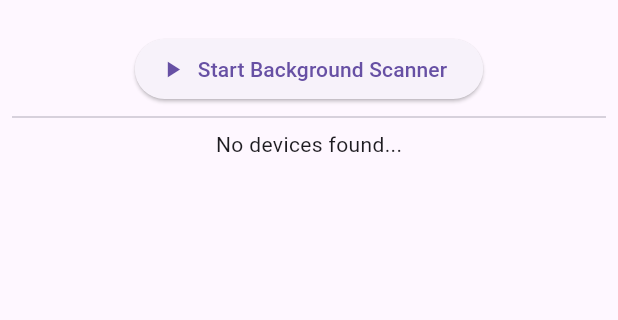
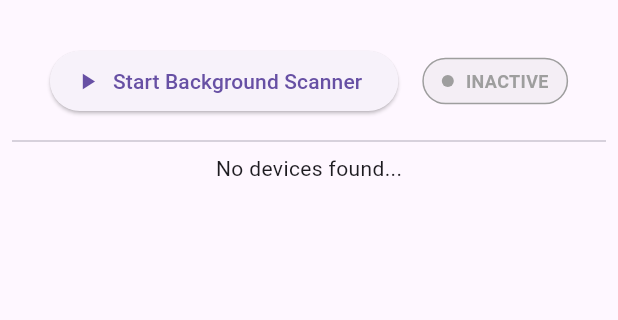
Before and after one commit to CreatorJohn/ble_test, a Flutter app: the DiscoveryScreen screen opened by its route, on a phone screen of 412 x 824 dp, the part 63-383 px from its top. Run offline on Flutter 3.47's test engine with Material 3 defaults, Android fonts, the phone set to English and light mode, and no system bars; our stand-ins replace device_info_plus, flutter_blue_plus, flutter_local_notifications, flutter_riverpod, go_router, isar_community and 2 more; missing offline and left inert: ble_peripheral, disable_battery_optimization, flutter_background_service; accounts and stored records are empty; generated files the repository leaves out were written again.

Commit message:
feat: add background service status indicator and scan progress to DiscoveryScreen

```diff
--- a/lib/providers/found_devices.dart
+++ b/lib/providers/found_devices.dart
@@ -16,6 +16,12 @@ Stream<bool> isScanning(Ref ref) {
 }
 
 @riverpod
+Stream<bool> isServiceRunning(Ref ref) {
+  final service = FlutterBackgroundService();
+  return Stream.periodic(const Duration(seconds: 1)).asyncMap((_) => service.isRunning());
+}
+
+@riverpod
 Stream<double> scanProgress(Ref ref) {
   final service = FlutterBackgroundService();
   return service.on('updateProgress').map((event) {
--- a/lib/screens/discovery.dart
+++ b/lib/screens/discovery.dart
@@ -2,15 +2,19 @@ import 'package:ble_test/background_service.dart';
 import 'package:ble_test/components/scaffold_wrapper.dart';
 import 'package:ble_test/components/system_health_card.dart';
 import 'package:ble_test/data/found_device.dart';
-import 'package:ble_test/data/isar_service.dart';
+import 'package:ble_test/providers/found_devices.dart';
 import 'package:ble_test/router.dart';
 import 'package:flutter/material.dart';
+import 'package:flutter_riverpod/flutter_riverpod.dart';
 
-class DiscoveryScreen extends StatelessWidget {
+class DiscoveryScreen extends ConsumerWidget {
   const DiscoveryScreen({super.key});
 
   @override
-  Widget build(BuildContext context) {
+  Widget build(BuildContext context, WidgetRef ref) {
+    final isRunning = ref.watch(isServiceRunningProvider).value ?? false;
+    final progress = ref.watch(scanProgressProvider).value ?? 0.0;
+
     return ScaffoldWrapper(
       screen: DiscoveryRoute().location,
       centered: true,
@@ -19,24 +23,43 @@ class DiscoveryScreen extends StatelessWidget {
       body: Column(
         children: [
           const SystemHealthCard(),
+          Padding(
+            padding: const EdgeInsets.symmetric(vertical: 8.0),
+            child: Row(
+              mainAxisAlignment: MainAxisAlignment.center,
+              children: [
                 ElevatedButton.icon(
-            onPressed: () async {
+                  onPressed: isRunning
+                      ? null
+                      : () async {
                           await initializeBackgroundService();
                         },
                   icon: const Icon(Icons.play_arrow),
                   label: const Text("Start Background Scanner"),
                 ),
+                const SizedBox(width: 16),
+                _StatusIndicator(isRunning: isRunning),
+              ],
+            ),
+          ),
+          if (isRunning)
+            Padding(
+              padding: const EdgeInsets.symmetric(horizontal: 32.0, vertical: 8.0),
+              child: Column(
+                children: [
+                  LinearProgressIndicator(value: progress),
+                  const SizedBox(height: 4),
+                  Text(
+                    progress > 0 ? "Scanning..." : "Waiting for next cycle...",
+                    style: Theme.of(context).textTheme.labelSmall,
+                  ),
+                ],
+              ),
+            ),
           const Divider(),
           Expanded(
-            child: StreamBuilder<List<FoundDevice>>(
-              stream: IsarService().watchFoundDevices(),
-              builder: (context, snapshot) {
-                if (!snapshot.hasData) {
-                  return const Center(child: CircularProgressIndicator());
-                }
-
-                final devices = snapshot.data!;
-
+            child: ref.watch(discoveredDevicesProvider).when(
+                  data: (devices) {
                     if (devices.isEmpty) return const Text("No devices found...");
 
                     return ListView.builder(
@@ -51,6 +74,8 @@ class DiscoveryScreen extends StatelessWidget {
                       },
                     );
                   },
+                  loading: () => const Center(child: CircularProgressIndicator()),
+                  error: (err, stack) => Center(child: Text('Error: $err')),
                 ),
           ),
         ],
@@ -58,3 +83,57 @@ class DiscoveryScreen extends StatelessWidget {
     );
   }
 }
+
+class _StatusIndicator extends StatelessWidget {
+  final bool isRunning;
+
+  const _StatusIndicator({required this.isRunning});
+
+  @override
+  Widget build(BuildContext context) {
+    return Container(
+      padding: const EdgeInsets.symmetric(horizontal: 12, vertical: 6),
+      decoration: BoxDecoration(
+        color: isRunning
+            ? Colors.green.withOpacity(0.1)
+            : Colors.grey.withOpacity(0.1),
+        borderRadius: BorderRadius.circular(16),
+        border: Border.all(
+          color: isRunning ? Colors.green : Colors.grey,
+          width: 1,
+        ),
+      ),
+      child: Row(
+        mainAxisSize: MainAxisSize.min,
+        children: [
+          Container(
+            width: 8,
+            height: 8,
+            decoration: BoxDecoration(
+              color: isRunning ? Colors.green : Colors.grey,
+              shape: BoxShape.circle,
+              boxShadow: isRunning
+                  ? [
+                      BoxShadow(
+                        color: Colors.green.withOpacity(0.5),
+                        blurRadius: 4,
+                        spreadRadius: 1,
+                      )
+                    ]
+                  : null,
+            ),
+          ),
+          const SizedBox(width: 8),
+          Text(
+            isRunning ? "ACTIVE" : "INACTIVE",
+            style: TextStyle(
+              fontSize: 12,
+              fontWeight: FontWeight.bold,
+              color: isRunning ? Colors.green : Colors.grey,
+            ),
+          ),
+        ],
+      ),
+    );
+  }
+}
```
Also changed, not shown: lib/providers/found_devices.g.dart. Lines whose indentation alone changed are shown as unchanged.
